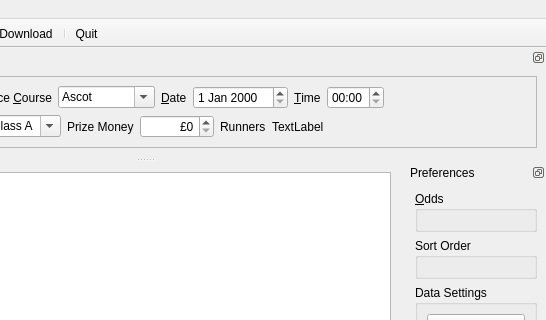
Above: GUI/Betty_MainWindow.ui from brunowenzel07/QBetty before the change; both pictures show x 256 to 802 and y 0 to 320 of the 802 by 600 pixel window. Below: the same form after it.
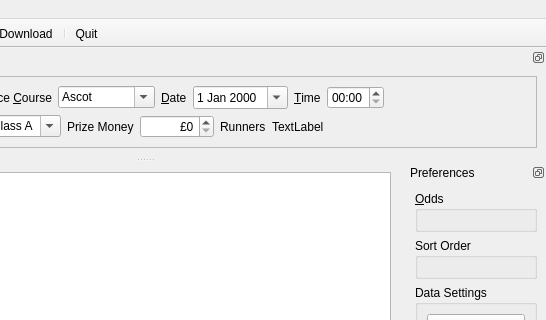
That is the form after the change. Icons and pictures are not drawn.

Diff of the .ui file:
```diff
--- a/GUI/Betty_MainWindow.ui
+++ b/GUI/Betty_MainWindow.ui
@@ -224,7 +224,11 @@
            </widget>
           </item>
           <item>
-           <widget class="QDateEdit" name="dateEdit"/>
+           <widget class="QDateEdit" name="dateEdit">
+            <property name="calendarPopup">
+             <bool>true</bool>
+            </property>
+           </widget>
           </item>
           <item>
            <widget class="QLabel" name="label_4">
```
